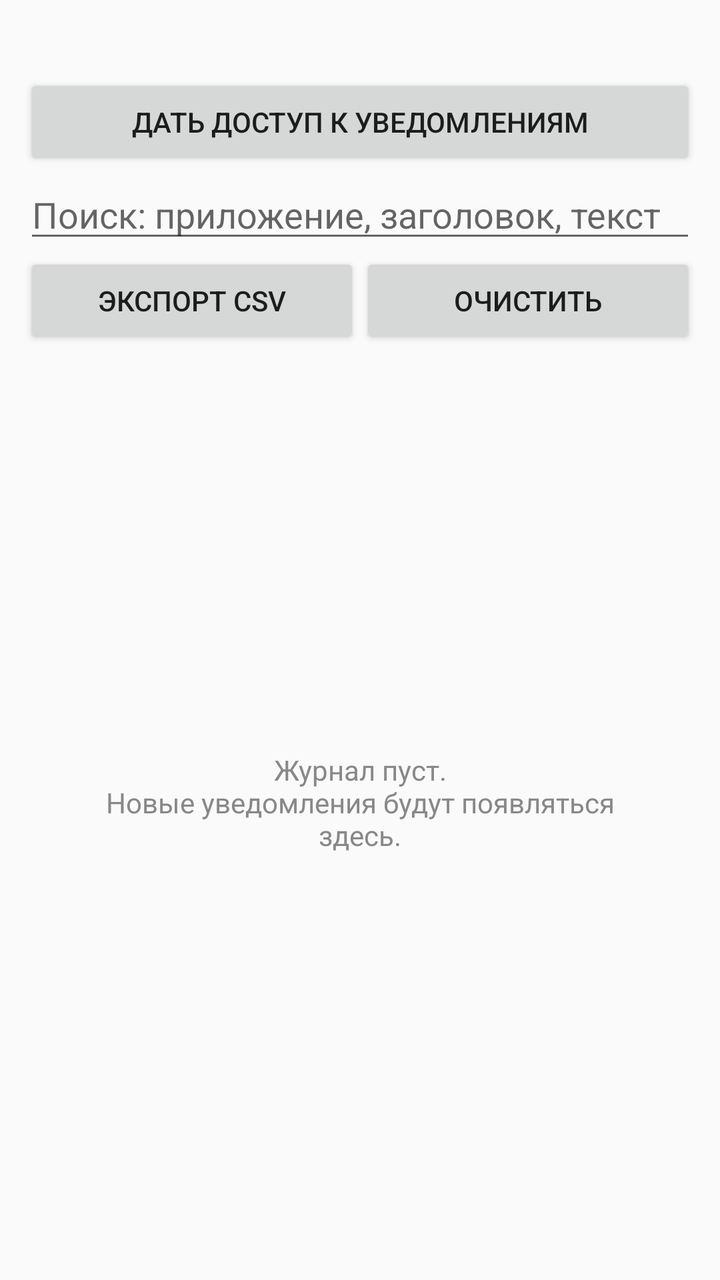
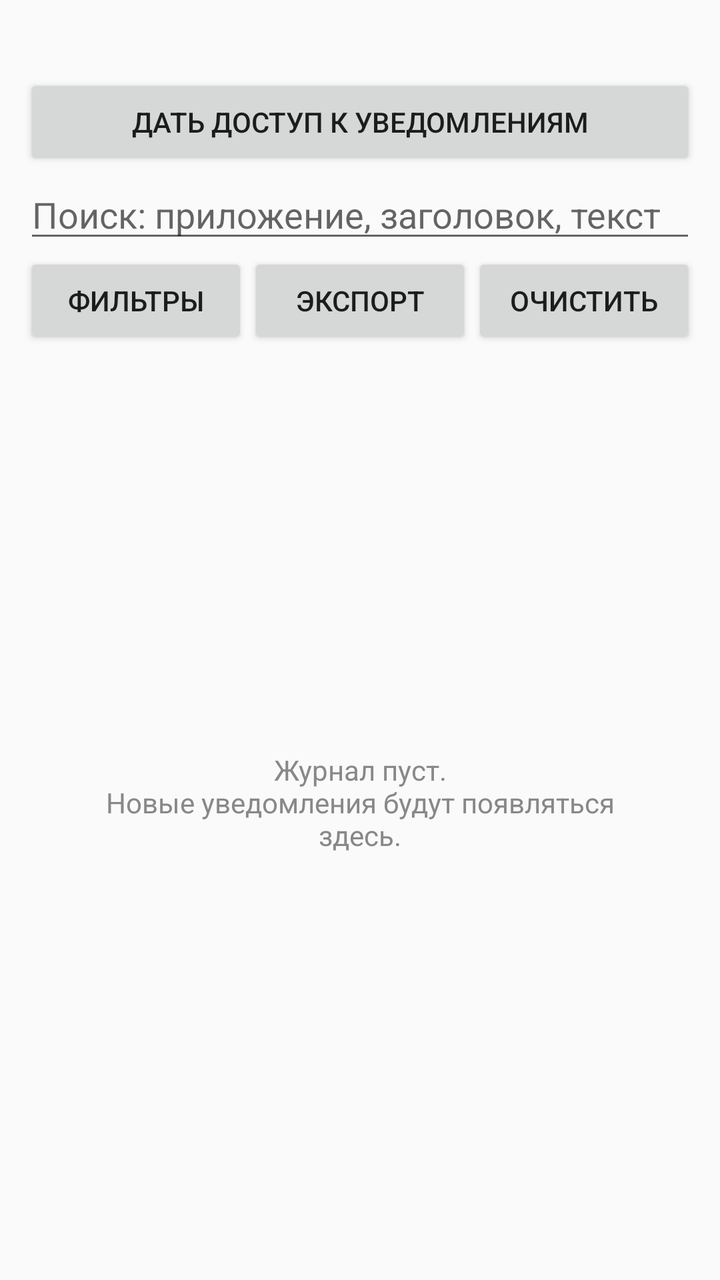

Screens rendered from an Android XML layout before and after an edit, with the pre-edit source and the edit as a unified diff.
<!-- AndroidManifest.xml: application theme android:Theme.Material.Light.DarkActionBar -->
<!-- res/layout/activity_main.xml -->
<?xml version="1.0" encoding="utf-8"?>
<LinearLayout xmlns:android="http://schemas.android.com/apk/res/android"
    android:layout_width="match_parent"
    android:layout_height="match_parent"
    android:orientation="vertical"
    android:padding="12dp">

    <TextView
        android:id="@+id/status"
        android:layout_width="match_parent"
        android:layout_height="wrap_content"
        android:textSize="14sp"
        android:paddingBottom="6dp" />

    <Button
        android:id="@+id/btnGrant"
        android:layout_width="match_parent"
        android:layout_height="wrap_content"
        android:text="Дать доступ к уведомлениям" />

    <EditText
        android:id="@+id/search"
        android:layout_width="match_parent"
        android:layout_height="wrap_content"
        android:hint="Поиск: приложение, заголовок, текст"
        android:inputType="text"
        android:singleLine="true" />

    <LinearLayout
        android:layout_width="match_parent"
        android:layout_height="wrap_content"
        android:orientation="horizontal">

        <Button
            android:id="@+id/btnExport"
            android:layout_width="0dp"
            android:layout_height="wrap_content"
            android:layout_weight="1"
            android:text="Экспорт CSV" />

        <Button
            android:id="@+id/btnClear"
            android:layout_width="0dp"
            android:layout_height="wrap_content"
            android:layout_weight="1"
            android:text="Очистить" />
    </LinearLayout>

    <FrameLayout
        android:layout_width="match_parent"
        android:layout_height="0dp"
        android:layout_weight="1">

        <ListView
            android:id="@+id/list"
            android:layout_width="match_parent"
            android:layout_height="match_parent"
            android:divider="#DDDDDD"
            android:dividerHeight="1dp" />

        <TextView
            android:id="@+id/empty"
            android:layout_width="match_parent"
            android:layout_height="match_parent"
            android:gravity="center"
            android:padding="24dp"
            android:text="Журнал пуст.\nНовые уведомления будут появляться здесь."
            android:textColor="#888888" />
    </FrameLayout>
</LinearLayout>
<!-- resources referenced by this layout -->
<resources>

</resources>

<!-- the commit's change to res/layout/activity_main.xml (unified diff, before → after) -->
@@ -32,11 +32,18 @@
         android:orientation="horizontal">
 
         <Button
+            android:id="@+id/btnFilters"
+            android:layout_width="0dp"
+            android:layout_height="wrap_content"
+            android:layout_weight="1"
+            android:text="Фильтры" />
+
+        <Button
             android:id="@+id/btnExport"
             android:layout_width="0dp"
             android:layout_height="wrap_content"
             android:layout_weight="1"
-            android:text="Экспорт CSV" />
+            android:text="Экспорт" />
 
         <Button
             android:id="@+id/btnClear"
